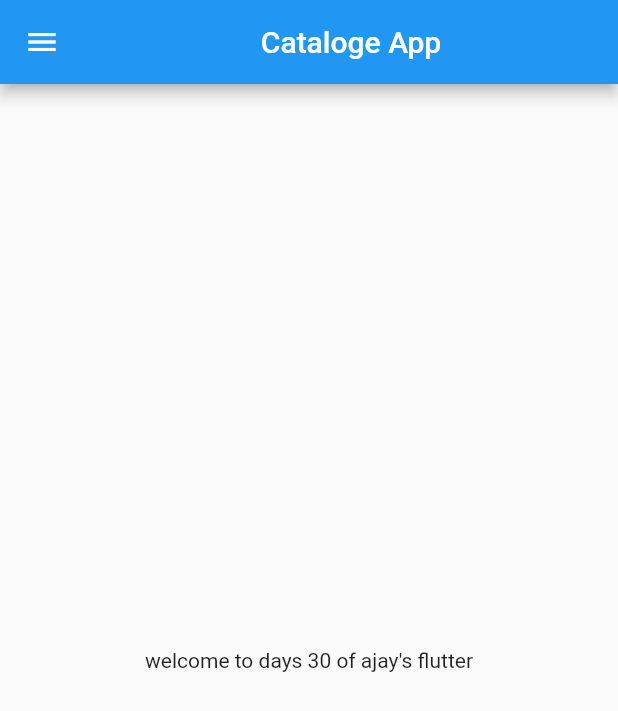
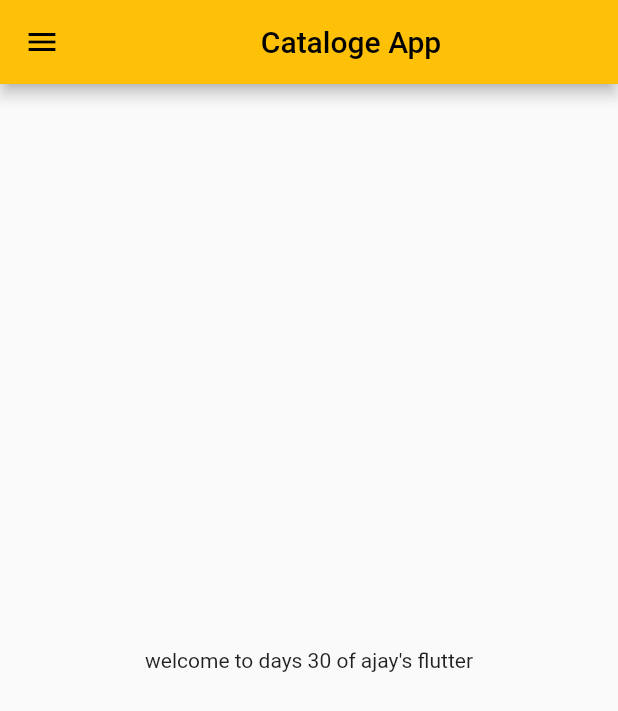
Before and after one commit to ajay6797/cataloge, a Flutter app: the screen it shows after launch, on a phone screen of 412 x 824 dp. Shown: the top 711 px of the screen. Run offline on Flutter 3.47's test engine with Material 2 defaults, Android fonts, the phone set to English and light mode, and no system bars.

Commit message:
day 3 completed

```diff
--- a/catalog/lib/main.dart
+++ b/catalog/lib/main.dart
@@ -1,4 +1,5 @@
-import 'package:catalog/hom_page.dart';
+import 'package:catalog/pages/hom_page.dart';
+import 'package:catalog/pages/loginPage.dart';
 import 'package:flutter/material.dart';
 
 void main() {
@@ -12,7 +13,14 @@ class MyApp extends StatelessWidget {
   Widget build(BuildContext context) {
     return MaterialApp(
       debugShowCheckedModeBanner: false,
-      home: homePage(),
+      // home: homePage(),
+      theme: ThemeData(primarySwatch: Colors.amber),
+      initialRoute: "/home",
+      routes: {
+        "/": (context) => LoginPage(),
+        "/home": (context) => HomePage(),
+        "/Login": (context) => LoginPage()
+      },
     );
   }
 }
--- a/catalog/lib/hom_page.dart
+++ b/catalog/lib/pages/hom_page.dart
@@ -1,7 +1,7 @@
 import 'package:flutter/material.dart';
 
-class homePage extends StatelessWidget {
-  const homePage({super.key});
+class HomePage extends StatelessWidget {
+  const HomePage({super.key});
 
   @override
   Widget build(BuildContext context) {
```
Also changed, not shown: catalog/lib/pages/loginPage.dart (added, +17 -0 lines).
